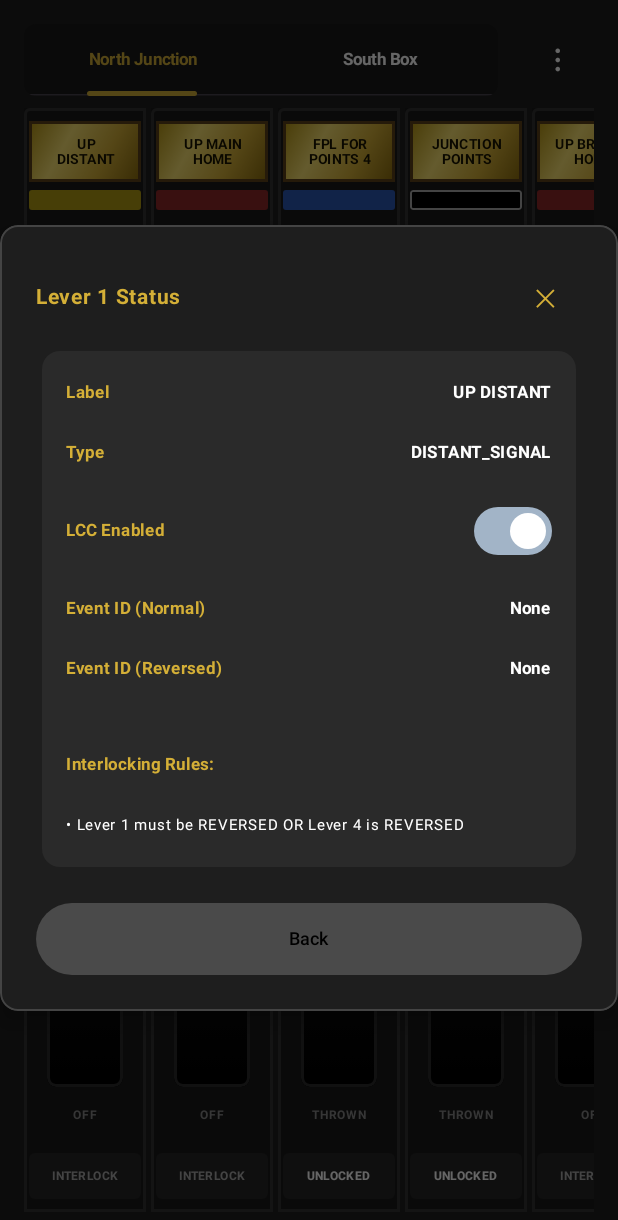
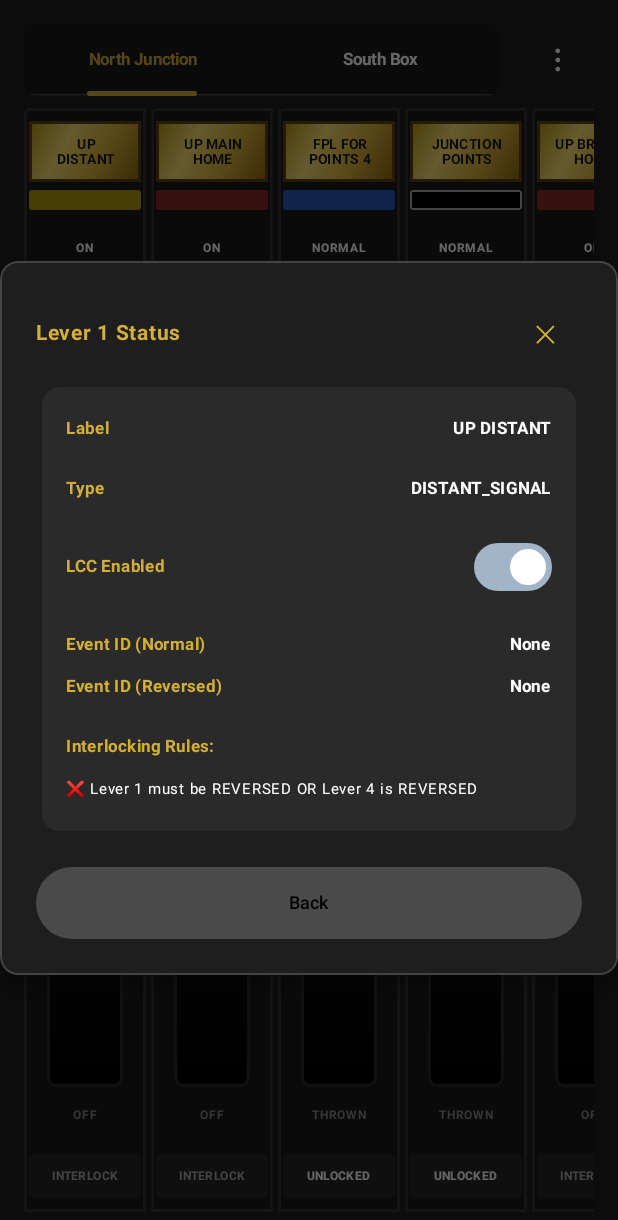
Before and after one commit to bobscott45/kmp_lever_frame, an Android app built with Jetpack Compose: the screen it shows after launch (MainActivity), after a tap on an icon or button, on a phone screen of 412 x 824 dp. Shown: the top 1220 px of the screen. Run offline under Robolectric (Android 15) with nearby library versions, the light colour scheme and no system bars.

Commit message:
fix: downgrade AGP to 9.0.0 and improve Lever Status UI

```diff
--- a/gradle/libs.versions.toml
+++ b/gradle/libs.versions.toml
@@ -1,8 +1,8 @@
 [versions]
-app-version = "1.0.1"
-app-versionCode = "2"
+app-version = "1.0.2"
+app-versionCode = "3"
 ktor = "2.3.11"
-agp = "9.2.1"
+agp = "9.0.0"
 android-compileSdk = "36"
 android-minSdk = "24"
 android-targetSdk = "36"
--- a/shared/src/commonMain/kotlin/org/edranor/leverframe/App.kt
+++ b/shared/src/commonMain/kotlin/org/edranor/leverframe/App.kt
@@ -145,6 +145,7 @@ fun App() {
                         LeverStatusScreen(
                             leverIndex = index,
                             leverDef = leverDef,
+                            leverStates = state.leverStates[state.selectedTabIndex],
                             onClose = viewModel::dismissStatusLever,
                             onLccEnabledChange = { checked ->
                                 viewModel.setLeverLccEnabled(state.selectedTabIndex, index, checked)
@@ -205,6 +206,12 @@ fun LeverComponent(
 
     val scope = rememberCoroutineScope()
     val shakeOffset = remember { Animatable(0f) }
+    var pinFlash by remember { mutableStateOf(false) }
+    val pinColor by androidx.compose.animation.animateColorAsState(
+        targetValue = if (pinFlash) Color(0xFFFFFFFF) else Color(0xFFcc3333),
+        animationSpec = tween(durationMillis = 150),
+        label = "pinColor"
+    )
 
     // Plate Background
     Column(
@@ -289,6 +296,7 @@ fun LeverComponent(
                     .clickable {
                         if (isSystemLocked || isManuallyLocked) {
                             scope.launch {
+                                launch {
                                     shakeOffset.animateTo(
                                         targetValue = LeverFrameTheme.Animation.ShakeOffsetTarget,
                                         animationSpec = repeatable(
@@ -299,8 +307,19 @@ fun LeverComponent(
                                     )
                                     shakeOffset.snapTo(0f)
                                 }
+                                launch {
+                                    repeat(3) {
+                                        pinFlash = true
+                                        delay(150)
+                                        pinFlash = false
+                                        delay(150)
                                     }
+                                }
+                            }
+                        }
+                        if (!isSystemLocked && !isManuallyLocked) {
                             onToggle()
+                        }
                     }
             ) {
                 // Knob
@@ -344,7 +363,7 @@ fun LeverComponent(
                                 .width(24.dp * scale)
                                 .height(pinHeight)
                                 .clip(RoundedCornerShape(2.dp))
-                                .background(Color(0xFFcc3333))
+                                .background(pinColor)
                                 .border(1.dp, Color(0xFFdddddd), RoundedCornerShape(2.dp))
                         )
                     }
--- a/shared/src/commonMain/kotlin/org/edranor/leverframe/AppViewModel.kt
+++ b/shared/src/commonMain/kotlin/org/edranor/leverframe/AppViewModel.kt
@@ -191,7 +191,7 @@ class AppViewModel(
         }
     }
 
-    fun toggleLever(tabIndex: Int, leverIndex: Int) {
+    fun toggleLever(tabIndex: Int, leverIndex: Int): Boolean {
         var lccEventStr: String? = null
         var didChange = false
 
@@ -227,7 +227,7 @@ class AppViewModel(
             } else {
                 didChange = false
                 lccEventStr = null
-                currentState.copy(errorMessage = "Interlocking prevents this lever from moving.")
+                currentState
             }
         }
 
@@ -235,6 +235,7 @@ class AppViewModel(
         if (didChange) {
             persistStatesIfEnabled()
         }
+        return didChange
     }
 
     fun toggleManualLock(tabIndex: Int, leverIndex: Int) {
--- a/shared/src/commonMain/kotlin/org/edranor/leverframe/LeverStatusScreen.kt
+++ b/shared/src/commonMain/kotlin/org/edranor/leverframe/LeverStatusScreen.kt
@@ -36,11 +36,15 @@ import androidx.compose.foundation.clickable
 import androidx.compose.foundation.shape.RoundedCornerShape
 import androidx.compose.foundation.border
 import androidx.compose.ui.draw.shadow
+import androidx.compose.foundation.verticalScroll
+import androidx.compose.foundation.rememberScrollState
+import androidx.compose.ui.graphics.Brush
 
 @Composable
 fun LeverStatusScreen(
     leverIndex: Int,
     leverDef: LeverDef,
+    leverStates: BooleanArray,
     onClose: () -> Unit,
     onLccEnabledChange: (Boolean) -> Unit
 ) {
@@ -80,11 +84,13 @@ fun LeverStatusScreen(
         Spacer(modifier = Modifier.height(12.dp))
 
         Card(
-            modifier = Modifier.fillMaxWidth().padding(horizontal = 4.dp),
+            modifier = Modifier.fillMaxWidth().padding(horizontal = 4.dp).weight(1f, fill = false),
             colors = CardDefaults.cardColors(containerColor = Color(0xFF2A2A2A))
         ) {
+            val scrollState = rememberScrollState()
+            Box(modifier = Modifier.fillMaxWidth()) {
             Column(
-                modifier = Modifier.fillMaxWidth().padding(16.dp),
+                modifier = Modifier.fillMaxWidth().verticalScroll(scrollState).padding(16.dp),
                 verticalArrangement = Arrangement.spacedBy(16.dp)
             ) {
                 StatusItem("Label", leverDef.label.replace("\n", " "))
@@ -102,12 +108,13 @@ fun LeverStatusScreen(
                     )
                 }
 
+                Column(verticalArrangement = Arrangement.spacedBy(4.dp)) {
                     StatusItem("Event ID (Normal)", if (leverDef.lcc_event_normal.isBlank()) "None" else leverDef.lcc_event_normal)
                     StatusItem("Event ID (Reversed)", if (leverDef.lcc_event_reversed.isBlank()) "None" else leverDef.lcc_event_reversed)
-
-                Spacer(modifier = Modifier.height(8.dp))
+                }
 
                 if (leverDef.conditions.isNotEmpty()) {
+                    Column(verticalArrangement = Arrangement.spacedBy(4.dp)) {
                         Text("Interlocking Rules:", color = LeverFrameTheme.Colors.Brass, fontSize = 11.sp, fontWeight = FontWeight.Bold)
                         leverDef.conditions.forEach { rule ->
                             val reqStateStr = if (rule.requiredState) "REVERSED" else "NORMAL"
@@ -115,10 +122,46 @@ fun LeverStatusScreen(
                                 val altStateStr = if (rule.altRequiredState) "REVERSED" else "NORMAL"
                                 " OR Lever ${rule.altTargetLeverIndex} is $altStateStr"
                             } else ""
-                        Text("• Lever ${rule.targetLeverIndex} must be $reqStateStr$altStr", color = Color.White, fontSize = 10.sp)
+
+                            val mainSatisfied = leverStates.getOrNull(rule.targetLeverIndex) == rule.requiredState
+                            val altSatisfied = rule.altTargetLeverIndex != -1 && leverStates.getOrNull(rule.altTargetLeverIndex) == rule.altRequiredState
+                            val isSatisfied = mainSatisfied || altSatisfied
+
+                            val statusIcon = if (isSatisfied) "✅" else "❌"
+                            Text("$statusIcon Lever ${rule.targetLeverIndex} must be $reqStateStr$altStr", color = Color.White, fontSize = 10.sp)
+                        }
                     }
                 } else {
                     Text("No interlocking rules.", color = Color.White, fontSize = 10.sp)
+                }
+            }
+
+            if (scrollState.canScrollBackward) {
+                Box(
+                    modifier = Modifier
+                        .fillMaxWidth()
+                        .height(24.dp)
+                        .align(Alignment.TopCenter)
+                        .background(
+                            brush = Brush.verticalGradient(
+                                colors = listOf(Color(0xFF2A2A2A), Color.Transparent)
+                            )
+                        )
+                )
+            }
+
+            if (scrollState.canScrollForward) {
+                Box(
+                    modifier = Modifier
+                        .fillMaxWidth()
+                        .height(24.dp)
+                        .align(Alignment.BottomCenter)
+                        .background(
+                            brush = Brush.verticalGradient(
+                                colors = listOf(Color.Transparent, Color(0xFF2A2A2A))
+                            )
+                        )
+                )
             }
             }
         }
```
Also changed, not shown: 2 other files. Lines whose indentation alone changed are shown as unchanged.
